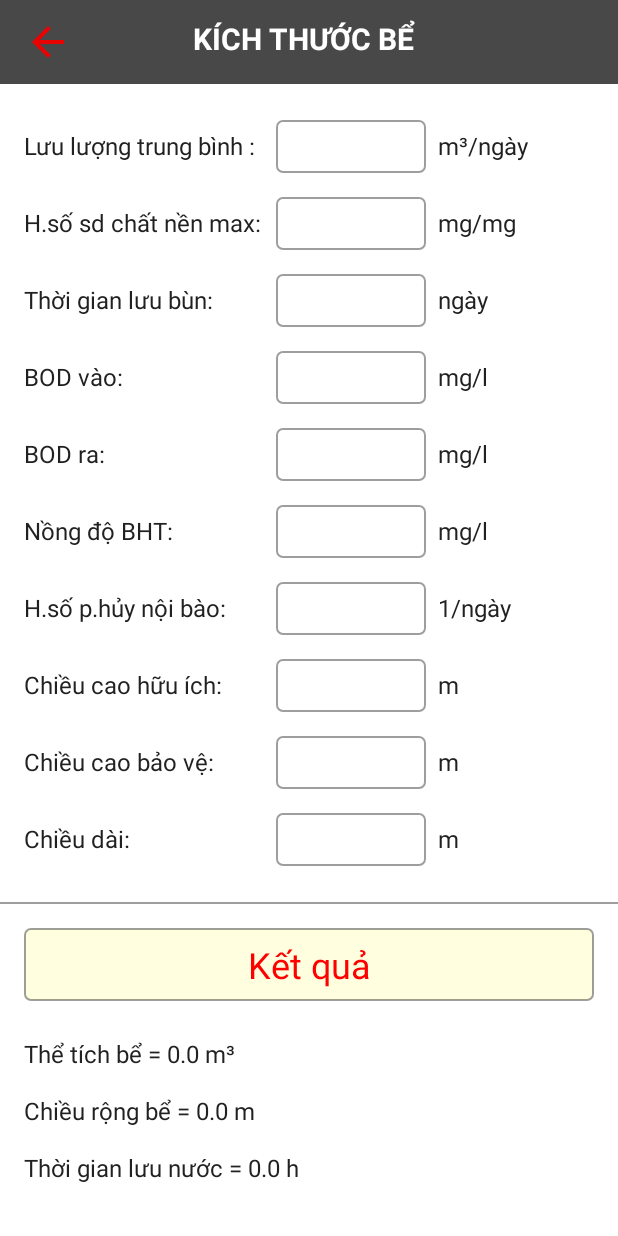
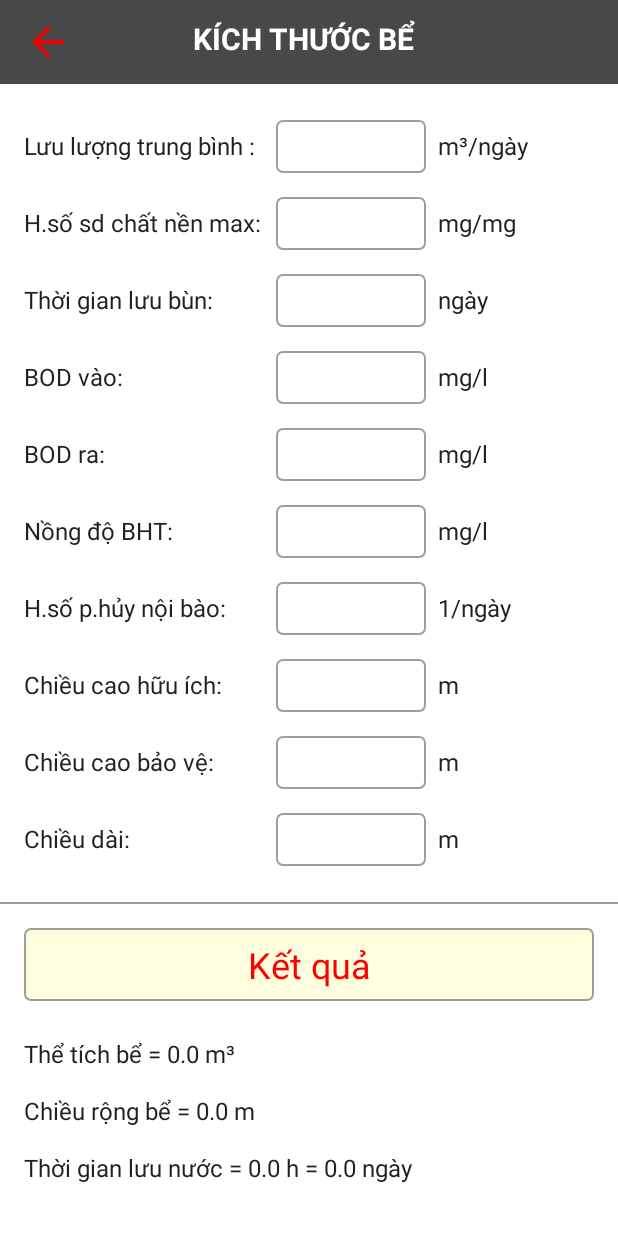
Before and after one commit to nhathoangit/AerotankCalculation, an Android app: the fragment KichThuocBeFragment placed in its activity, after a tap on "Kết quả", on a phone screen of 412 x 824 dp. Run offline under Robolectric (Android 15) with nearby library versions, the phone set to English and light mode, and no system bars; our stand-ins replace ButterKnife; 10 statements that could not run were skipped.

Commit message:
+ Update KichThuocBe

```diff
--- a/AerotankCalculation/app/src/main/java/com/example/training/acc/aerotankcalculation/fragment/KichThuocBeFragment.java
+++ b/AerotankCalculation/app/src/main/java/com/example/training/acc/aerotankcalculation/fragment/KichThuocBeFragment.java
@@ -58,7 +58,7 @@ public class KichThuocBeFragment extends BaseFragment {
         View view = inflater.inflate(R.layout.fragment_kich_thuoc_be, container, false);
         setActionBarBack(view, getString(R.string.kich_thuoc_be).toUpperCase());
         ButterKnife.bind(this, view);
-        KeyboardUtils.setupUI(view,getActivity());
+        KeyboardUtils.setupUI(view, getActivity());
         return view;
     }
 
@@ -76,9 +76,9 @@ public class KichThuocBeFragment extends BaseFragment {
         double l = Double.parseDouble(etL.getText().toString());
         mTheTichBe = AppUtils.theTichBe(qTB, y, tb, bodVao, bodRa, x, kd);
         mChieuRongBe = AppUtils.chieuRongBe(h, l, mTheTichBe);
-        mTimeLuuNuoc = AppUtils.thoiGianLuuNuoc(mTheTichBe,qTB);
+        mTimeLuuNuoc = AppUtils.thoiGianLuuNuoc(mTheTichBe, qTB);
         tvTheTichBe.setText(getText(R.string.kq_the_tich_be) + " " + String.valueOf(mTheTichBe) + " m³");
         tvChieuRongBe.setText(getText(R.string.kq_chieu_rong_be) + " " + String.valueOf(mChieuRongBe) + " m");
-        tvThoiGianLuuNuoc.setText(getText(R.string.kq_thoi_gian_luu_nuoc) + " " + String.valueOf(mTimeLuuNuoc) + " h");
+        tvThoiGianLuuNuoc.setText(getText(R.string.kq_thoi_gian_luu_nuoc) + " " + String.valueOf(mTimeLuuNuoc) + " h = " + String.valueOf(((double) Math.round((mTimeLuuNuoc / 24.0) * 100) / 100)) + " ngày");
     }
 }
```
